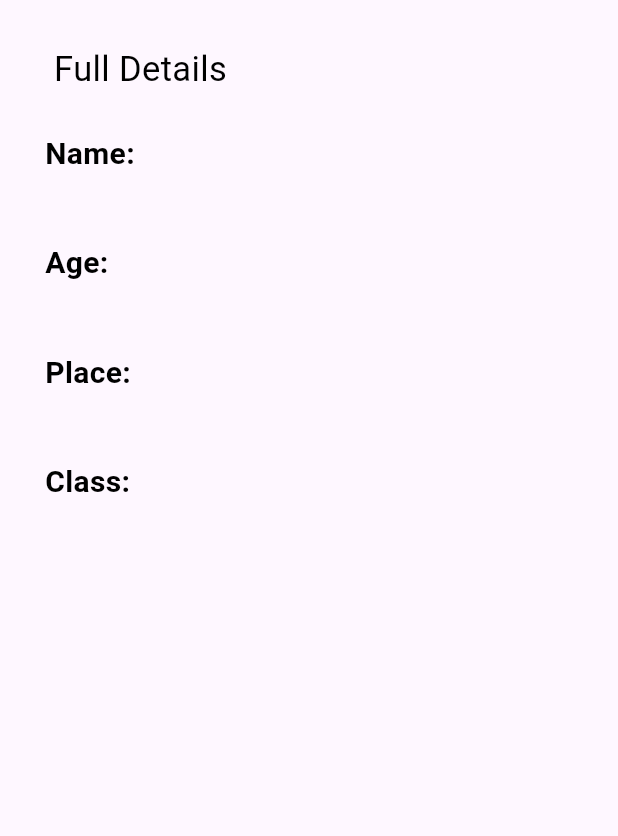
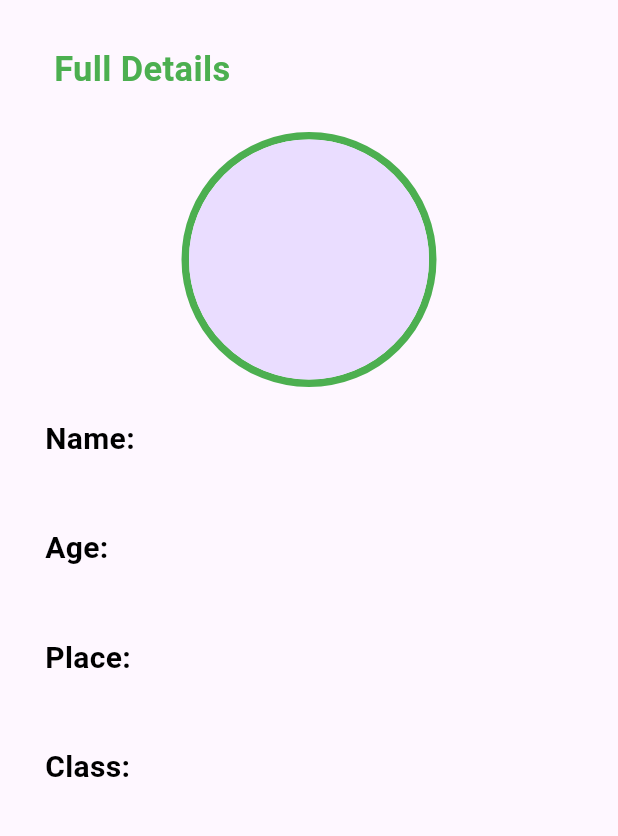
Before and after one commit to DUDU0123/SQFLITE_STUDENT_DB, a Flutter app: the StudentProfilePage screen opened directly with empty values, on a phone screen of 412 x 824 dp, the part 84-920 px from its top. Run offline on Flutter 3.47's test engine with Material 2 defaults, Android fonts, the light colour scheme and no system bars; our stand-ins replace image_picker, sqflite; accounts and stored records are empty.

Commit message:
5th commit

```diff
--- a/lib/data/database_creation.dart
+++ b/lib/data/database_creation.dart
@@ -7,7 +7,7 @@ class DataBaseCreation {
       version: 1,
       onCreate: (db, version) async {
         await db.execute(
-            'CREATE TABLE studentdb (id INTEGER PRIMARY KEY, name TEXT, age TEXT, place TEXT, standard TEXT, profileimage TXT)');
+            'CREATE TABLE studentdb (id INTEGER PRIMARY KEY, name TEXT, age TEXT, place TEXT, standard TEXT, profileimage BLOB)');
       },
     );
     return _db;
--- a/lib/model/student_database_model.dart
+++ b/lib/model/student_database_model.dart
@@ -1,10 +1,12 @@
+import 'dart:typed_data';
+
 class StudentDataBaseModel {
   int? id;
   String? name;
   String? age;
   String? place;
   String? standard;
-  String? profileImage;
+  Uint8List? profileimage;
 
 
   fromMap() {
@@ -14,7 +16,7 @@ class StudentDataBaseModel {
     mapping['age'] = age;
     mapping['place'] = place;
     mapping['standard'] = standard;
-    mapping['profileimage'] = profileImage;
+    mapping['profileimage'] = profileimage;
     return mapping;
   }
 }
--- a/lib/screens/student_profile_page.dart
+++ b/lib/screens/student_profile_page.dart
@@ -27,10 +27,25 @@ class StudentProfilePage extends StatelessWidget {
           children: [
             TextWidgetCommon(
               text: " Full Details",
-              color: kBlack,
+              color: kGreen,
               fontSize: 23,
+              fontWeight: FontWeight.bold,
             ),
             kHeight25,
+            Center(
+              child: Container(
+                decoration: BoxDecoration(
+                  shape: BoxShape.circle,
+                  border: Border.all(color: kGreen, width: 5)
+                ),
+                child: CircleAvatar(
+                    radius: 80,
+                    backgroundImage: studentModel.profileimage != null
+                        ? MemoryImage(studentModel.profileimage!)
+                        : null),
+              ),
+            ),
+            kHeight20,
             StudentDataRowWidget(
               fieldName: "Name",
               text: studentModel.name ?? '',
@@ -70,7 +85,6 @@ class StudentDataRowWidget extends StatelessWidget {
   @override
   Widget build(BuildContext context) {
     return Column(
-
       crossAxisAlignment: CrossAxisAlignment.start,
       children: [
         TextWidgetCommon(
@@ -79,7 +93,6 @@ class StudentDataRowWidget extends StatelessWidget {
           fontWeight: FontWeight.bold,
           color: kBlack,
         ),
-
         Padding(
           padding: const EdgeInsets.only(left: 50),
           child: TextWidgetCommon(
```
Also changed, not shown: lib/screens/add_student.dart (+3 -9 lines), lib/screens/edit_studentprofile.dart (+3 -9 lines), lib/screens/home_page.dart (+21 -8 lines).
